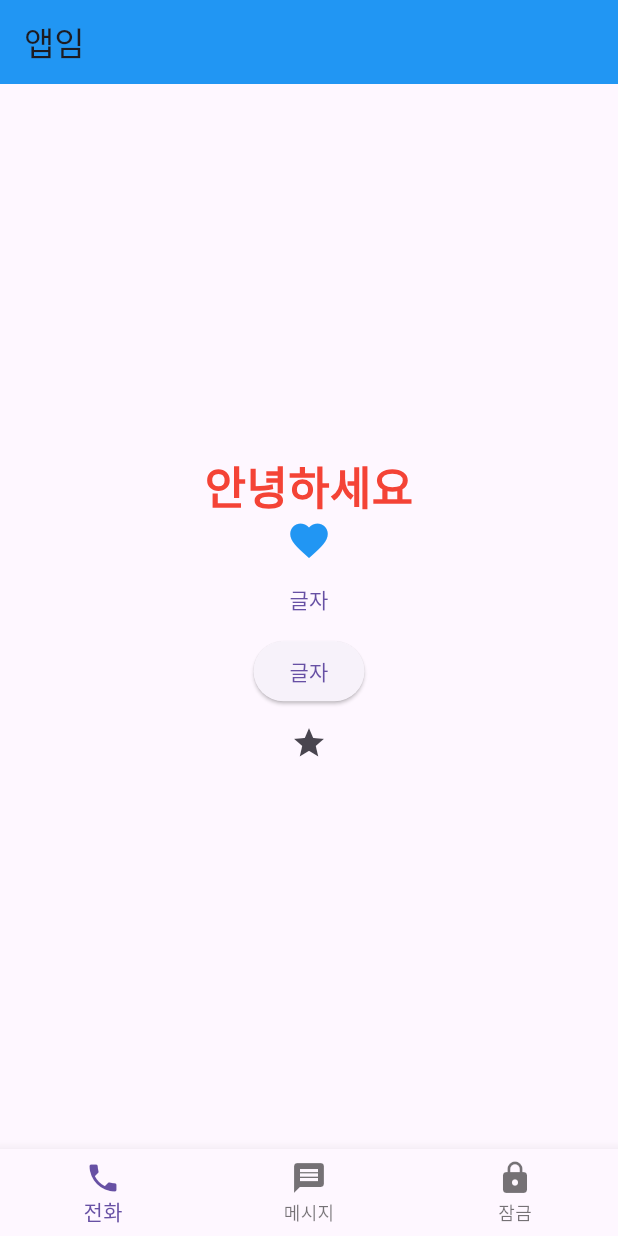
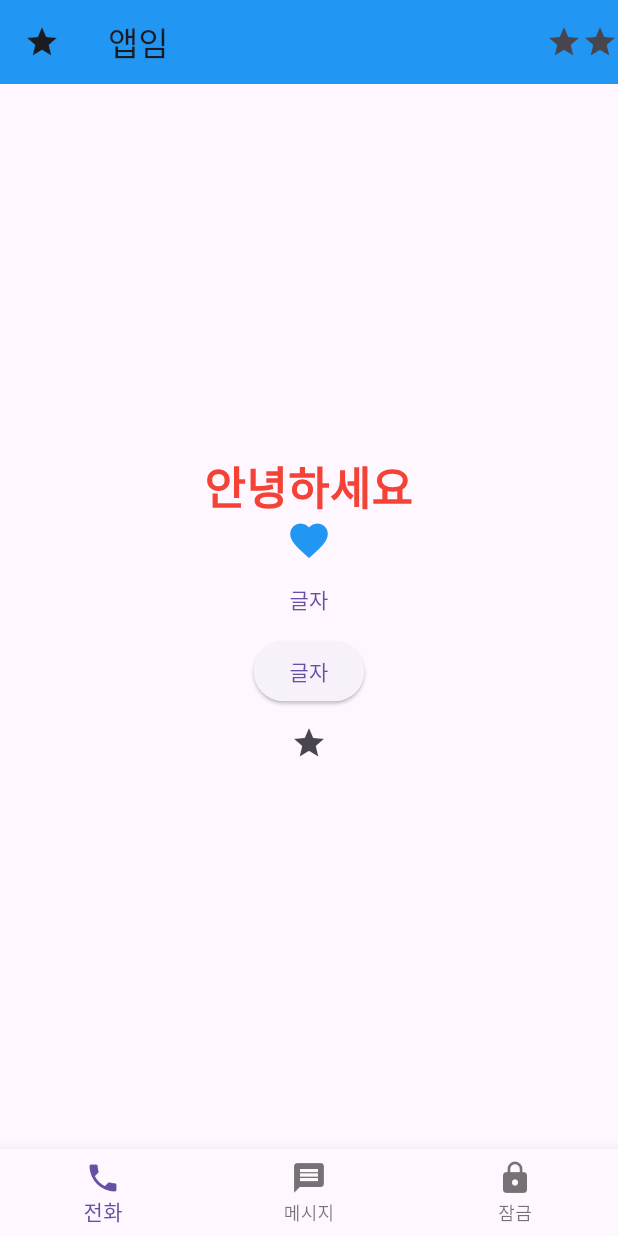
Before and after one commit to dmdrk1414/flutter_coding_apple, a Flutter app: the screen it shows after launch, on a phone screen of 412 x 824 dp. Run offline on Flutter 3.47's test engine with Material 3 defaults, Android fonts, the light colour scheme and no system bars.

Commit message:
FEAT AppBar 꾸미는법, leading, actions

```diff
--- a/lib/main.dart
+++ b/lib/main.dart
@@ -33,9 +33,16 @@ class _MyHomePageState extends State<MyHomePage> {
   @override
   Widget build(BuildContext context) {
     return Scaffold(
+
+      /* APP BAR 꾸미는 방법 */
       appBar: AppBar(
+        leading: Icon(Icons.star), // 앱 왼쪽 위에
+        actions: [ // 앱 오른쪽 위에
+          Icon(Icons.star),
+          Icon(Icons.star)
+        ],
+        backgroundColor: Colors.blue,
         title: Text('앱임'),
-        backgroundColor: Colors.blue,
       ),
       body: Center(  // 전체를 중앙에 정렬
         child: Column(
```
